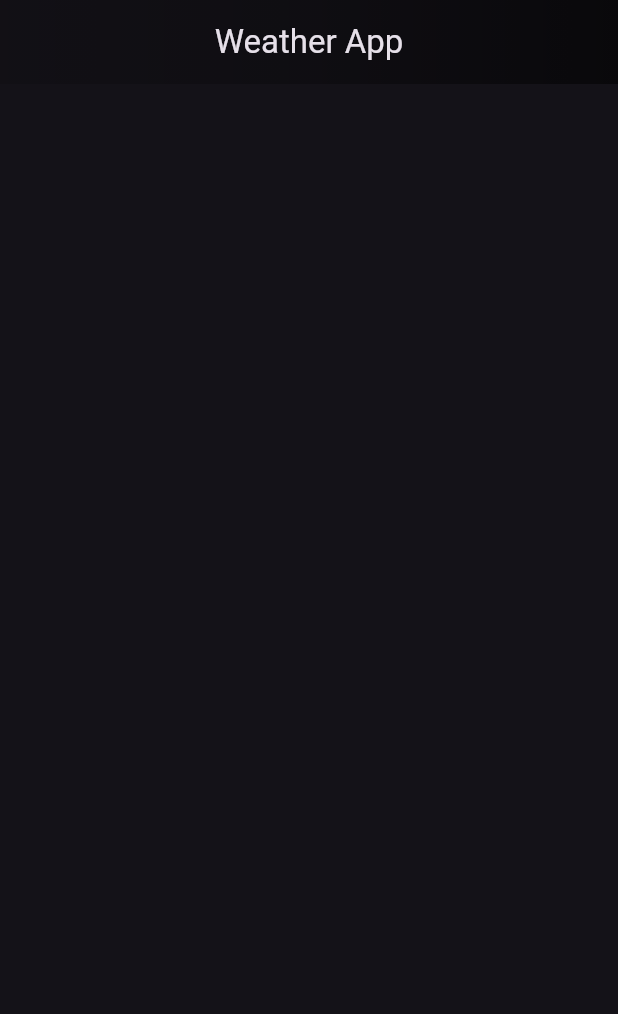
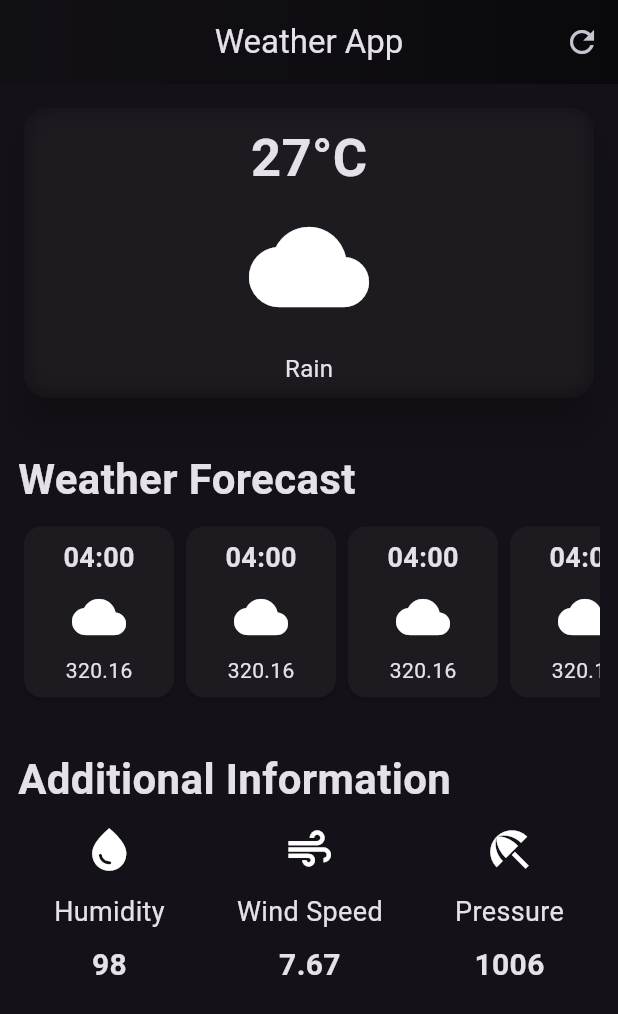
Before and after one commit to Akshit2807/weather_app, a Flutter app: the screen it shows after launch, on a phone screen of 412 x 824 dp. Shown: the top 1014 px of the screen. Run offline on Flutter 3.47's test engine with Material 3 defaults, Android fonts, the phone set to English and light mode, and no system bars.

Commit message:
change 2

```diff
--- a/lib/pages/weather_screen.dart
+++ b/lib/pages/weather_screen.dart
@@ -1,3 +1,5 @@
+import 'dart:ui';
+
 import 'package:flutter/material.dart';
 
 class WeatherScreen extends StatelessWidget {
@@ -11,7 +13,7 @@ class WeatherScreen extends StatelessWidget {
           AppBar(
 
             title: const Text(
-                'Weather App',
+              'Weather App',
               style: TextStyle(
                 fontWeight: FontWeight.w400,
                 // fontSize: 28
@@ -30,8 +32,173 @@ class WeatherScreen extends StatelessWidget {
             ),
             centerTitle: true,
             // backgroundColor: Colors.blue,
+            actions: [
+              IconButton(
+                onPressed: () {},
+                icon: const Icon(Icons.refresh),
+              )
+            ],
           ),
+
+          body: Padding(
+            padding: const EdgeInsets.all(12.0),
+            child: Column(
+              crossAxisAlignment: CrossAxisAlignment.start,
+              children: [
+                //--------------------------------------Main card--------------------------------------//
+                Card(
+                  elevation: 10,
+                shape: RoundedRectangleBorder(
+                  borderRadius: BorderRadius.circular(16)
+                ),
+                  child: ClipRRect(
+                    borderRadius: BorderRadius.circular(16),
+                    child: Center(
+                      child: BackdropFilter(
+                        filter: ImageFilter.blur(sigmaX: 8,sigmaY: 8),
+                        child: const Padding(
+                          padding: EdgeInsets.all(8.0),
+                          child: Column(
+                            children: [
+                              //------------Top text------------//
+                              Text(
+                                '27°C',
+                                style: TextStyle(
+                                  fontSize: 35,
+                                  fontWeight: FontWeight.bold,
+                                ),
+                              ),
+                              SizedBox(height: 8 ,),
+                              //------------Cloud Icon------------//
+                              Icon(
+                                Icons.cloud,
+                                size: 80,
+                              ),
+                              SizedBox(height: 16 ,),
+                              //------------Bottom text------------//
+                              Text(
+                                'Rain',
+                                style: TextStyle(fontSize: 16),
+                              ),
+                            ],
+                          ),
+                        ),
+                      ),
+                    ),
+                  ),
+                ),
+
+                const SizedBox(height: 30,),
+
+                const Text(
+                  'Weather Forecast',
+                  style: TextStyle(fontSize: 28, fontWeight: FontWeight.bold,),
+                ),
+
+                const SizedBox(height: 8,),
+
+                const SingleChildScrollView(
+                  scrollDirection: Axis.horizontal,
+                  child: Row(
+                    children: [
+                      HourlyWeatherForecast(),
+                      HourlyWeatherForecast(),
+                      HourlyWeatherForecast(),
+                      HourlyWeatherForecast(),
+                      HourlyWeatherForecast(),
+                    ],
+                  ),
+                ),
+
+                const SizedBox(height: 30,),
+
+                const Text(
+                  'Additional Information',
+                  style: TextStyle(fontSize: 28, fontWeight: FontWeight.bold,),
+                ),
+
+                const SizedBox(height: 10,),
+
+                const Row(
+                  mainAxisAlignment: MainAxisAlignment.spaceAround,
+                  children: [
+
+                    Column(
+                      children: [
+                        Icon(Icons.water_drop,size: 34,),
+                        SizedBox(height: 12,),
+                        Text('Humidity',style: TextStyle(fontSize: 18),),
+                        SizedBox(height: 8,),
+                        Text('98',style: TextStyle(fontSize: 20,fontWeight: FontWeight.bold),),
+                      ],
+                    ),
+
+                    Column(
+                      children: [
+                        Icon(Icons.air,size: 34,),
+                        SizedBox(height: 12,),
+                        Text('Wind Speed',style: TextStyle(fontSize: 18),),
+                        SizedBox(height: 8,),
+                        Text('7.67',style: TextStyle(fontSize: 20,fontWeight: FontWeight.bold),),
+                      ],
+                    ),
+
+                    Column(
+                      children: [
+                        Icon(Icons.beach_access,size:34,),
+                        SizedBox(height: 12,),
+                        Text('Pressure',style: TextStyle(fontSize: 18),),
+                        SizedBox(height: 8,),
+                        Text('1006',style: TextStyle(fontSize: 20,fontWeight: FontWeight.bold),),
+                      ],
+                    )
+                  ],
+                )
+
+
+
+              ],
+            ),
+          ),
+
         )
     );
   }
 }
+
+class HourlyWeatherForecast extends StatelessWidget {
+  const HourlyWeatherForecast({super.key});
+
+  @override
+  Widget build(BuildContext context) {
+    return Card(
+      child: Container(
+        width: 100,
+        padding: const EdgeInsets.all(8),
+        child: const Column(
+          children: [
+            Text(
+              '04:00',
+              style: TextStyle(
+                fontSize: 18,
+                fontWeight: FontWeight.bold,
+              ),
+            ),
+
+            SizedBox(height: 8,),
+
+            Icon(Icons.cloud,size: 36,),
+
+            SizedBox(height: 8,),
+
+            Text(
+              '320.16',
+
+            ),
+          ],
+        ),
+      ),
+
+    );
+  }
+}
```
